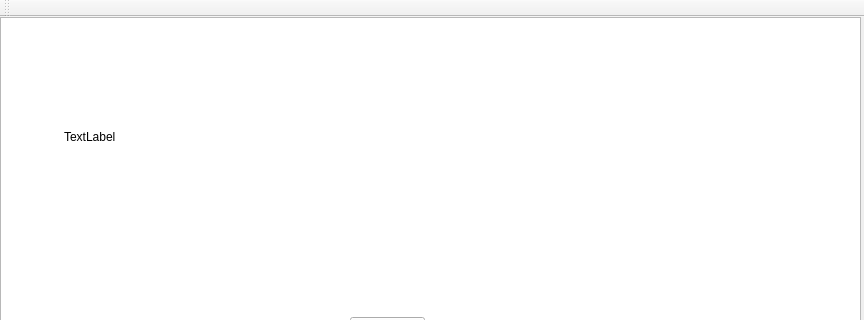
The window that mainwindow.ui (Colum-Mullally/Zork) describes before a commit, drawn with Qt 5; both pictures show x 0 to 864 and y 0 to 320 of the 864 by 665 pixel window.
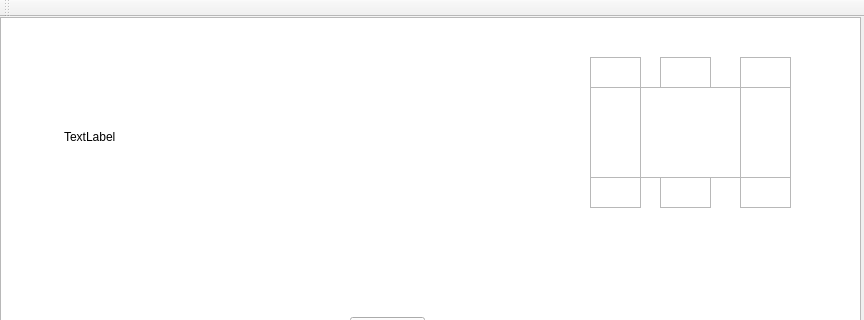
The same window after the commit.

```diff
--- a/mainwindow.ui
+++ b/mainwindow.ui
@@ -89,7 +89,7 @@
      <rect>
       <x>64</x>
       <y>110</y>
-      <width>631</width>
+      <width>71</width>
       <height>20</height>
      </rect>
     </property>
@@ -126,6 +126,150 @@
      <string>PushButton</string>
     </property>
    </widget>
+   <widget class="QGraphicsView" name="OneZero">
+    <property name="geometry">
+     <rect>
+      <x>590</x>
+      <y>70</y>
+      <width>51</width>
+      <height>91</height>
+     </rect>
+    </property>
+    <property name="sizePolicy">
+     <sizepolicy hsizetype="Fixed" vsizetype="Fixed">
+      <horstretch>0</horstretch>
+      <verstretch>0</verstretch>
+     </sizepolicy>
+    </property>
+   </widget>
+   <widget class="QGraphicsView" name="TwoOne">
+    <property name="geometry">
+     <rect>
+      <x>660</x>
+      <y>40</y>
+      <width>51</width>
+      <height>31</height>
+     </rect>
+    </property>
+    <property name="sizePolicy">
+     <sizepolicy hsizetype="Fixed" vsizetype="Fixed">
+      <horstretch>0</horstretch>
+      <verstretch>0</verstretch>
+     </sizepolicy>
+    </property>
+   </widget>
+   <widget class="QGraphicsView" name="ZeroOne">
+    <property name="geometry">
+     <rect>
+      <x>660</x>
+      <y>160</y>
+      <width>51</width>
+      <height>31</height>
+     </rect>
+    </property>
+    <property name="sizePolicy">
+     <sizepolicy hsizetype="Fixed" vsizetype="Fixed">
+      <horstretch>0</horstretch>
+      <verstretch>0</verstretch>
+     </sizepolicy>
+    </property>
+   </widget>
+   <widget class="QGraphicsView" name="OneOne">
+    <property name="geometry">
+     <rect>
+      <x>640</x>
+      <y>70</y>
+      <width>101</width>
+      <height>91</height>
+     </rect>
+    </property>
+    <property name="sizePolicy">
+     <sizepolicy hsizetype="Fixed" vsizetype="Fixed">
+      <horstretch>0</horstretch>
+      <verstretch>0</verstretch>
+     </sizepolicy>
+    </property>
+   </widget>
+   <widget class="QGraphicsView" name="TwoZero">
+    <property name="geometry">
+     <rect>
+      <x>590</x>
+      <y>40</y>
+      <width>51</width>
+      <height>31</height>
+     </rect>
+    </property>
+    <property name="sizePolicy">
+     <sizepolicy hsizetype="Fixed" vsizetype="Fixed">
+      <horstretch>0</horstretch>
+      <verstretch>0</verstretch>
+     </sizepolicy>
+    </property>
+   </widget>
+   <widget class="QGraphicsView" name="ZeroZero">
+    <property name="geometry">
+     <rect>
+      <x>590</x>
+      <y>160</y>
+      <width>51</width>
+      <height>31</height>
+     </rect>
+    </property>
+    <property name="sizePolicy">
+     <sizepolicy hsizetype="Fixed" vsizetype="Fixed">
+      <horstretch>0</horstretch>
+      <verstretch>0</verstretch>
+     </sizepolicy>
+    </property>
+   </widget>
+   <widget class="QGraphicsView" name="ZeroTwo">
+    <property name="geometry">
+     <rect>
+      <x>740</x>
+      <y>160</y>
+      <width>51</width>
+      <height>31</height>
+     </rect>
+    </property>
+    <property name="sizePolicy">
+     <sizepolicy hsizetype="Fixed" vsizetype="Fixed">
+      <horstretch>0</horstretch>
+      <verstretch>0</verstretch>
+     </sizepolicy>
+    </property>
+   </widget>
+   <widget class="QGraphicsView" name="OneTwo">
+    <property name="geometry">
+     <rect>
+      <x>740</x>
+      <y>70</y>
+      <width>51</width>
+      <height>91</height>
+     </rect>
+    </property>
+    <property name="sizePolicy">
+     <sizepolicy hsizetype="Fixed" vsizetype="Fixed">
+      <horstretch>0</horstretch>
+      <verstretch>0</verstretch>
+     </sizepolicy>
+    </property>
+   </widget>
+   <widget class="QGraphicsView" name="TwoTwo">
+    <property name="geometry">
+     <rect>
+      <x>740</x>
+      <y>40</y>
+      <width>51</width>
+      <height>31</height>
+     </rect>
+    </property>
+    <property name="sizePolicy">
+     <sizepolicy hsizetype="Fixed" vsizetype="Fixed">
+      <horstretch>0</horstretch>
+      <verstretch>0</verstretch>
+     </sizepolicy>
+    </property>
+   </widget>
    <zorder>layoutImage</zorder>
    <zorder>NorthBtn</zorder>
    <zorder>EastBtn</zorder>
@@ -133,6 +277,15 @@
    <zorder>SouthBtn</zorder>
    <zorder>label</zorder>
    <zorder>pushButton</zorder>
+   <zorder>OneZero</zorder>
+   <zorder>TwoOne</zorder>
+   <zorder>ZeroOne</zorder>
+   <zorder>OneOne</zorder>
+   <zorder>TwoZero</zorder>
+   <zorder>ZeroZero</zorder>
+   <zorder>ZeroTwo</zorder>
+   <zorder>OneTwo</zorder>
+   <zorder>TwoTwo</zorder>
   </widget>
   <widget class="QToolBar" name="mainToolBar">
    <property name="sizePolicy">
```
